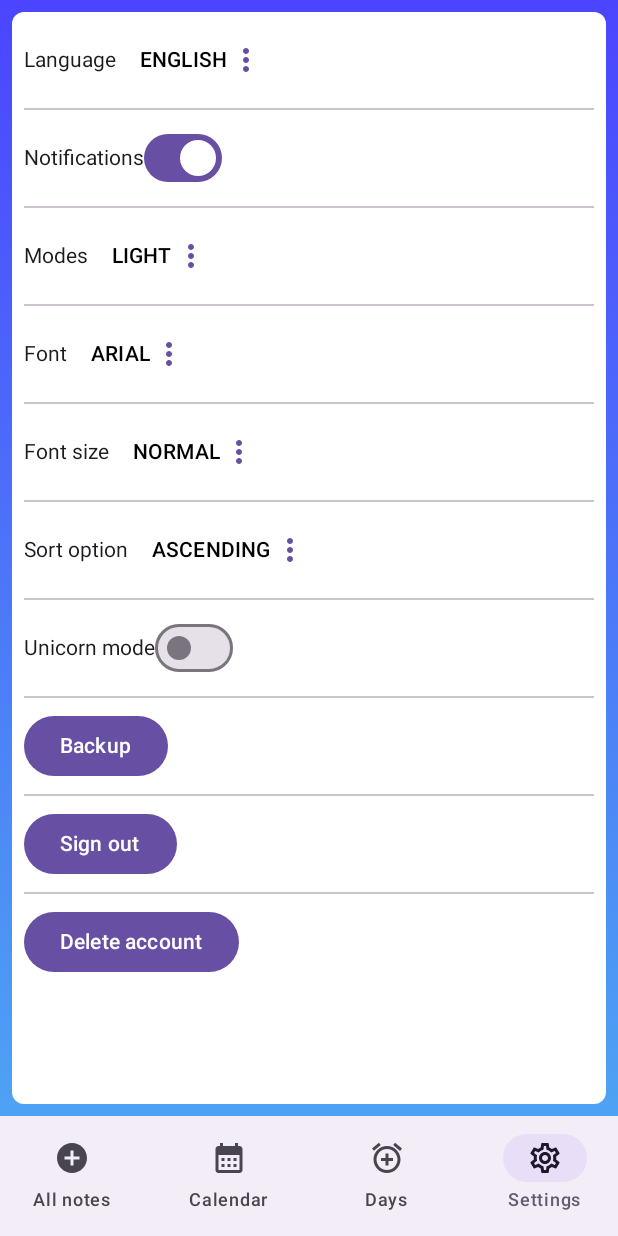
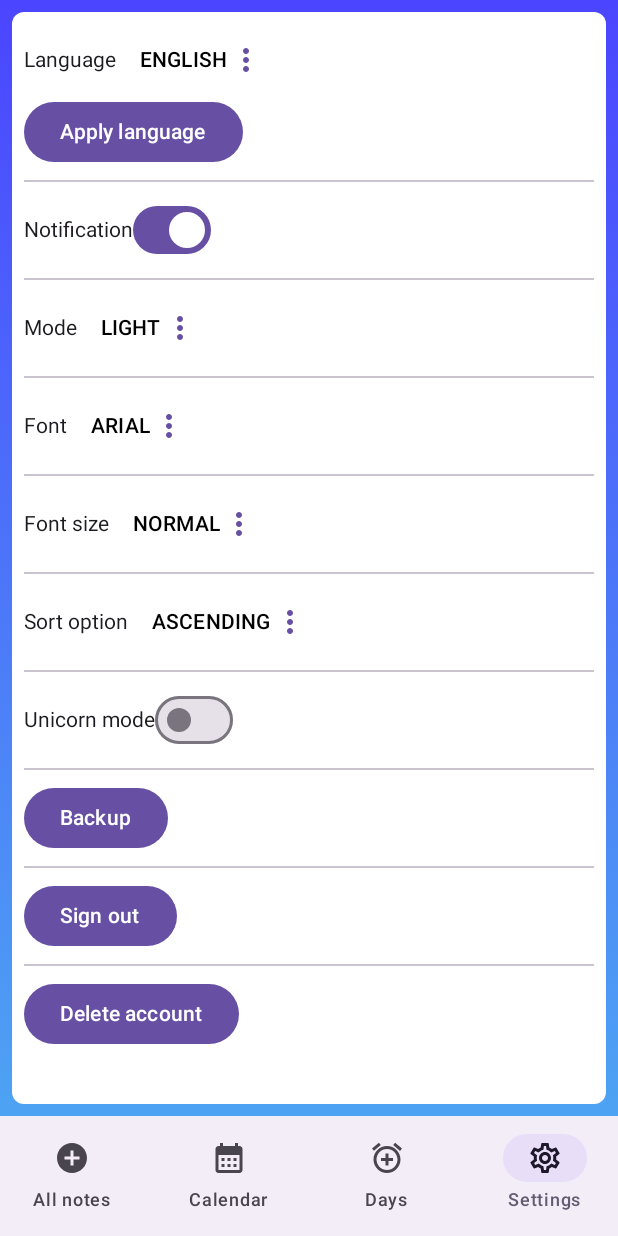
Before and after one commit to KMajkowska/AndroidApp, an Android app built with Jetpack Compose: the screen it shows after launch (MainActivity), item 4 of the bottom bar chosen, on a phone screen of 412 x 824 dp. Run offline under Robolectric (Android 15) with nearby library versions, the phone set to English and light mode, and no system bars; our stand-ins replace Room's generated code, livedata-compose.

Commit message:
first try of changing language

```diff
--- a/app/src/main/java/com/example/androidapp/navigation/BottomNavBarController.kt
+++ b/app/src/main/java/com/example/androidapp/navigation/BottomNavBarController.kt
@@ -1,5 +1,6 @@
 package com.example.androidapp.navigation
 
+import androidx.annotation.StringRes
 import androidx.compose.foundation.layout.Arrangement
 import androidx.compose.foundation.layout.Column
 import androidx.compose.foundation.layout.fillMaxSize
@@ -20,14 +21,15 @@ import androidx.compose.runtime.remember
 import androidx.compose.ui.Alignment
 import androidx.compose.ui.Modifier
 import androidx.compose.ui.graphics.vector.ImageVector
+import androidx.compose.ui.res.stringResource
 import androidx.lifecycle.Lifecycle
 import androidx.navigation.NavBackStackEntry
 import androidx.navigation.NavDestination
 import androidx.navigation.NavGraph
 import androidx.navigation.NavHostController
 import androidx.navigation.compose.rememberNavController
+import com.example.androidapp.R
 import com.example.androidapp.database.converter.LocalDateConverter
-import com.example.androidapp.database.model.Note
 import com.example.androidapp.navigation.navigablescreen.NavigableScreen
 import java.time.LocalDate
 
@@ -40,14 +42,14 @@ object ScreenRoutes {
 }
 
 enum class NavItem(
-    /*@StringRes val title: Int*/ val title: String,
+    @StringRes val title: Int,
     val icon: ImageVector,
     val route: String
 ) {
-    ALL_NOTES(/*R.string.home_feed*/ "All notes", Icons.Default.AddCircle, ScreenRoutes.ALL_NOTES),
-    CALENDAR("Calendar", Icons.Default.CalendarMonth, ScreenRoutes.CALENDAR),
-    DAYS("Days", Icons.Default.AddAlarm, ScreenRoutes.DAYS),
-    SETTINGS("Settings", Icons.Outlined.Settings, ScreenRoutes.SETTINGS),
+    ALL_NOTES(R.string.all_notes, Icons.Default.AddCircle, ScreenRoutes.ALL_NOTES),
+    CALENDAR(R.string.calendar, Icons.Default.CalendarMonth, ScreenRoutes.CALENDAR),
+    DAYS(R.string.days, Icons.Default.AddAlarm, ScreenRoutes.DAYS),
+    SETTINGS(R.string.settings, Icons.Outlined.Settings, ScreenRoutes.SETTINGS),
 }
 
 @Composable
@@ -66,10 +68,10 @@ fun CustomBottomNavigation(
                     icon = {
                         Icon(
                             imageVector = tab.icon,
-                            contentDescription = tab.title,
+                            contentDescription = stringResource(id = tab.title),
                         )
                     },
-                    label = { Text(tab.title) },
+                    label = { Text(stringResource(id = tab.title)) },
                     selected = tab == currentSection,
                     onClick = { navigateToRoute(tab.route) },
                 )
--- a/app/src/main/java/com/example/androidapp/navigation/navigablescreen/CreateNote.kt
+++ b/app/src/main/java/com/example/androidapp/navigation/navigablescreen/CreateNote.kt
@@ -33,8 +33,10 @@ import androidx.compose.ui.Modifier
 import androidx.compose.ui.draw.clip
 import androidx.compose.ui.draw.shadow
 import androidx.compose.ui.graphics.Color
+import androidx.compose.ui.res.stringResource
 import androidx.compose.ui.text.input.KeyboardType
 import androidx.compose.ui.unit.dp
+import com.example.androidapp.R
 import com.example.androidapp.database.model.Note
 import com.example.androidapp.database.viewmodel.DayViewModel
 import com.example.androidapp.ui.theme.Blue
@@ -81,7 +83,7 @@ class CreateNote(
             OutlinedTextField(
                 value = titleValue,
                 onValueChange = { titleValue = it },
-                label = { Text("Title") },
+                label = { Text(stringResource(id = R.string.note_title)) },
                 leadingIcon = {
                     Icon(
                         imageVector = Icons.Default.Title,
@@ -103,7 +105,7 @@ class CreateNote(
                 OutlinedTextField(
                     value = noteValue,
                     onValueChange = { noteValue = it },
-                    label = { Text("Note") },
+                    label = { Text(stringResource(id = R.string.note_content)) },
                     keyboardOptions = KeyboardOptions.Default.copy(keyboardType = KeyboardType.Text),
                     modifier = Modifier
                         .fillMaxSize()
--- a/app/src/main/java/com/example/androidapp/navigation/navigablescreen/DaysScreen.kt
+++ b/app/src/main/java/com/example/androidapp/navigation/navigablescreen/DaysScreen.kt
@@ -41,6 +41,7 @@ import androidx.compose.ui.Alignment
 import androidx.compose.ui.Modifier
 import androidx.compose.ui.graphics.Color
 import androidx.compose.ui.graphics.vector.ImageVector
+import androidx.compose.ui.res.stringResource
 import androidx.compose.ui.text.TextStyle
 import androidx.compose.ui.text.font.FontWeight
 import androidx.compose.ui.unit.dp
@@ -49,6 +50,7 @@ import androidx.compose.ui.viewinterop.AndroidView
 import com.example.androidapp.AddBackgroundToComposables
 import com.example.androidapp.HorizontalDivider
 import com.example.androidapp.InlineTextEditor
+import com.example.androidapp.R
 import com.example.androidapp.TextEditorWithPreview
 import com.example.androidapp.database.model.DayEntity
 import com.example.androidapp.database.model.EventEntity
@@ -255,7 +257,7 @@ class DaysScreen(
                 .fillMaxSize()
                 .padding(8.dp)
         ) {
-            Text("Event List")
+            Text(stringResource(id = R.string.event_list))
         }
 
         HorizontalDivider()
@@ -355,6 +357,7 @@ class DaysScreen(
 
         }
     }
+
 }
 
 @Composable
@@ -371,6 +374,8 @@ fun getCategoryIcon(category: String): ImageVector {
     }
 }
 
+
+
 @Composable
 fun NoteItem(note: Note?, onNoteClicked: (Note?) -> Unit) {
     Box(
@@ -379,11 +384,12 @@ fun NoteItem(note: Note?, onNoteClicked: (Note?) -> Unit) {
             .border(1.dp, Color.Gray)
             .padding(8.dp)
             .clickable { onNoteClicked(note) }
+
     ) {
         Column {
             if (note != null) {
                 Text(
-                    text = note.noteTitle,
+                    text = "${note.noteTitle}",
                     style = TextStyle(fontSize = 18.sp, fontWeight = FontWeight.Bold)
                 )
                 val lines = note.content.lines().take(2)
@@ -396,7 +402,7 @@ fun NoteItem(note: Note?, onNoteClicked: (Note?) -> Unit) {
             }
             else {
                 Text(
-                    text = "No note available - click to add!",
+                    text = stringResource(id = R.string.no_note),
                     style = TextStyle(fontSize = 18.sp, fontWeight = FontWeight.Bold)
                 )
 
--- a/app/src/main/java/com/example/androidapp/navigation/navigablescreen/NavigableScreen.kt
+++ b/app/src/main/java/com/example/androidapp/navigation/navigablescreen/NavigableScreen.kt
@@ -2,6 +2,7 @@ package com.example.androidapp.navigation.navigablescreen
 
 import androidx.activity.ComponentActivity
 import androidx.compose.runtime.Composable
+
 import com.example.androidapp.AddBackgroundToComposables
 
 abstract class NavigableScreen() : ComponentActivity() {
@@ -13,4 +14,5 @@ abstract class NavigableScreen() : ComponentActivity() {
 
     @Composable
     protected abstract fun View()
+
 }
--- a/app/src/main/java/com/example/androidapp/navigation/navigablescreen/SettingsScreen.kt
+++ b/app/src/main/java/com/example/androidapp/navigation/navigablescreen/SettingsScreen.kt
@@ -1,24 +1,34 @@
 package com.example.androidapp.navigation.navigablescreen
 
-import androidx.compose.foundation.layout.Column
+import android.content.Context
+import android.content.Intent
+import android.content.SharedPreferences
+import android.preference.PreferenceManager
 import androidx.compose.foundation.layout.fillMaxSize
 import androidx.compose.foundation.layout.padding
+import androidx.compose.foundation.lazy.LazyColumn
+import androidx.compose.material3.Button
+import androidx.compose.material3.Text
 import androidx.compose.runtime.Composable
 import androidx.compose.runtime.mutableStateOf
 import androidx.compose.runtime.remember
 import androidx.compose.ui.Modifier
+import androidx.compose.ui.platform.LocalContext
+import androidx.compose.ui.res.stringResource
 import androidx.compose.ui.unit.dp
 import com.example.androidapp.Dialog
 import com.example.androidapp.DropDown
 import com.example.androidapp.HorizontalDivider
+import com.example.androidapp.R
 import com.example.androidapp.Toggle
 import com.example.androidapp.settings.FontSizeEnum
 import com.example.androidapp.settings.LanguageEnum
 import com.example.androidapp.settings.NoteSortOptionEnum
 import com.example.androidapp.settings.StyleModeEnum
 import com.example.androidapp.settings.SupportedFontEnum
+import java.util.Locale
 
-// All these will be a language based enum (a map of enums maybe)
+
 val languages = LanguageEnum.values()
 val modes = StyleModeEnum.values()
 val fonts = SupportedFontEnum.values()
@@ -37,59 +47,90 @@ class SettingsScreen: NavigableScreen() {
         val selectedFontSize = remember { mutableStateOf(fontSizes.first()) }
         val unicornModeEnabled = remember { mutableStateOf(false) }
         val selectedSortOption = remember { mutableStateOf(sortOptions.first()) }
-        Column(
+
+        val context = LocalContext.current
+        val sharedPreferences = remember(context) { PreferenceManager.getDefaultSharedPreferences(context) }
+
+        LazyColumn(
             modifier = Modifier
                 .fillMaxSize()
                 .padding(8.dp)
         ) {
+            item {
                 DropDown(
-                dropdownName = "Language",
+                    dropdownName = stringResource(id = R.string.language),
                     allOptions = languages,
                     selectedValueModifierFunction = selectedLanguage
                 )
 
+                Button(onClick = {
+                    setLocaleLang(selectedLanguage.value.code, context, sharedPreferences)
+                }) {
+                    Text(stringResource(id = R.string.apply_language))
+                }
+
                 HorizontalDivider()
-            Toggle(toggleOption = notificationsEnabled, text = "Notifications")
+                Toggle(toggleOption = notificationsEnabled, text = stringResource(id = R.string.notification))
 
                 HorizontalDivider()
                 DropDown(
-                dropdownName = "Modes",
+                    dropdownName = stringResource(id = R.string.modes),
                     allOptions = modes,
                     selectedValueModifierFunction = selectedMode
                 )
 
                 HorizontalDivider()
                 DropDown(
-                dropdownName = "Font",
+                    dropdownName = stringResource(id = R.string.font),
                     allOptions = fonts,
                     selectedValueModifierFunction = selectedFont
                 )
 
                 HorizontalDivider()
                 DropDown(
-                dropdownName = "Font size",
+                    dropdownName = stringResource(id = R.string.font_size),
                     allOptions = fontSizes,
                     selectedValueModifierFunction = selectedFontSize
                 )
 
                 HorizontalDivider()
                 DropDown(
-                dropdownName = "Sort option",
+                    dropdownName = stringResource(id = R.string.sort_option),
                     allOptions = sortOptions,
                     selectedValueModifierFunction = selectedSortOption
                 )
 
                 HorizontalDivider()
-            Toggle(toggleOption = unicornModeEnabled, text = "Unicorn mode")
+                Toggle(toggleOption = unicornModeEnabled, text = stringResource(id = R.string.unicorn))
 
                 HorizontalDivider()
-            Dialog(text = "Backup", functionCall = { })
+                Dialog(text = stringResource(id = R.string.backup), functionCall = { })
 
                 HorizontalDivider()
-            Dialog(text = "Sign out", functionCall = { })
+                Dialog(text = stringResource(id = R.string.sign_out), functionCall = { })
 
                 HorizontalDivider()
-            Dialog(text = "Delete account", functionCall = { })
+                Dialog(text = stringResource(id = R.string.delete_account), functionCall = { })
             }
         }
+
     }
+
+    private fun setLocaleLang(lang: String, context: Context, sharedPreferences: SharedPreferences) {
+        val locale = Locale(lang)
+        Locale.setDefault(locale)
+
+        val resources = context.resources
+        val configuration = resources.configuration
+        configuration.setLocale(locale)
+        resources.updateConfiguration(configuration, resources.displayMetrics)
+
+        val editor = sharedPreferences.edit()
+        editor.putString("My_Lang", lang)
+        editor.apply()
+
+        val intent = Intent("com.example.androidapp.LANGUAGE_CHANGED")
+        context.sendBroadcast(intent)
+    }
+
+}
--- a/app/src/main/java/com/example/androidapp/settings/LanguageEnum.kt
+++ b/app/src/main/java/com/example/androidapp/settings/LanguageEnum.kt
@@ -1,6 +1,12 @@
 package com.example.androidapp.settings
 
-enum class LanguageEnum(val translatedLanguageName: String) {
-    ENGLISH("English"),
-    POLISH("Polski")
+enum class LanguageEnum(val code: String, val displayName: String) {
+    ENGLISH("en", "English"),
+    POLISH("pl", "Polish");
+
+    companion object {
+        fun fromCode(code: String): LanguageEnum? {
+            return values().find { it.code == code }
+        }
+    }
 }
--- a/app/src/main/res/values/strings.xml
+++ b/app/src/main/res/values/strings.xml
@@ -11,4 +11,29 @@
     <string name="invalid_password">Password must be >5 characters</string>
     <string name="login_failed">"Login failed"</string>
     <string name="title_activity_main">MainActivity</string>
+    <string name="all_notes">All notes</string>
+    <string name="calendar">Calendar</string>
+    <string name="settings">Settings</string>
+    <string name="language">Language</string>
+    <string name="notification">Notification</string>
+    <string name="font">Font</string>
+    <string name="font_size">Font size</string>
+    <string name="modes">Mode</string>
+    <string name="sort_option">Sort option</string>
+    <string name="backup">Backup</string>
+    <string name="sign_out">Sign out</string>
+    <string name="delete_account">Delete account</string>
+    <string name="unicorn">Unicorn mode</string>
+    <string name="note_title">Title</string>
+    <string name="note_content">Note</string>
+    <string name="event_list">Event List</string>
+    <string name="event_category_general">General</string>
+    <string name="event_category_party">Party</string>
+    <string name="event_category_meeting">Meeting</string>
+    <string name="event_category_sport">Sport</string>
+    <string name="event_category_food">Food</string>
+    <string name="event_category_entertainment">Entertainment</string>
+    <string name="no_note">No note available - click to add!</string>
+    <string name="days">Days</string>
+    <string name="apply_language">Apply language</string>
 </resources>
```
Also changed, not shown: app/src/main/AndroidManifest.xml (+8 -12 lines), app/src/main/java/com/example/androidapp/receivers/LanguageChangeReceiver.kt (added, +39 -0 lines), app/src/main/java/com/example/androidapp/settings/EventCategories.kt (+20 -7 lines), 1 other file. Lines whose indentation alone changed are shown as unchanged.
